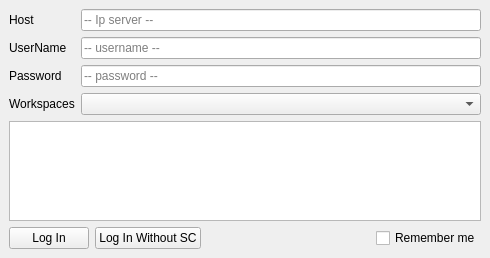
Old version of the form src/developer/main/assetContent/assetbrowser/widget/ui/loginUI.ui in the repository code-google-com/mayatools.
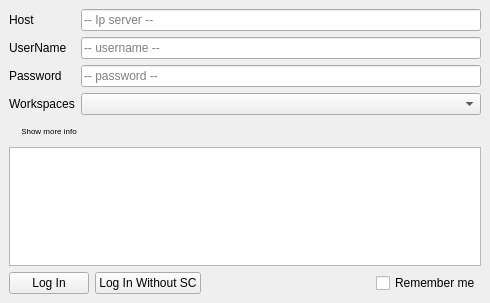
New version of the form. Icons and pictures are not drawn.

Commit message: finish login form.

The edit to the form file:
```diff
--- a/src/developer/main/assetContent/assetbrowser/widget/ui/loginUI.ui
+++ b/src/developer/main/assetContent/assetbrowser/widget/ui/loginUI.ui
@@ -10,7 +10,7 @@
     <x>0</x>
     <y>0</y>
     <width>490</width>
-    <height>258</height>
+    <height>303</height>
    </rect>
   </property>
   <property name="windowTitle">
@@ -106,6 +106,51 @@
       </item>
      </layout>
     </item>
+    <item>
+     <layout class="QHBoxLayout" name="horizontalLayout_3">
+      <property name="spacing">
+       <number>5</number>
+      </property>
+      <item>
+       <widget class="QPushButton" name="pushButton">
+        <property name="font">
+         <font>
+          <pointsize>6</pointsize>
+         </font>
+        </property>
+        <property name="text">
+         <string>Show more info</string>
+        </property>
+        <property name="icon">
+         <iconset resource="../../../../source/icons/IconResource.qrc">
+          <normaloff>:/Project/arrow-right.png</normaloff>:/Project/arrow-right.png</iconset>
+        </property>
+        <property name="iconSize">
+         <size>
+          <width>10</width>
+          <height>10</height>
+         </size>
+        </property>
+        <property name="flat">
+         <bool>true</bool>
+        </property>
+       </widget>
+      </item>
+      <item>
+       <spacer name="horizontalSpacer_2">
+        <property name="orientation">
+         <enum>Qt::Horizontal</enum>
+        </property>
+        <property name="sizeHint" stdset="0">
+         <size>
+          <width>40</width>
+          <height>20</height>
+         </size>
+        </property>
+       </spacer>
+      </item>
+     </layout>
+    </item>
     <item>
      <widget class="QTextEdit" name="textEdit">
       <property name="textInteractionFlags">
@@ -116,7 +161,7 @@
     <item>
      <layout class="QHBoxLayout" name="horizontalLayout_2">
       <item>
-       <widget class="QPushButton" name="pushButton">
+       <widget class="QPushButton" name="btnLogin">
         <property name="text">
          <string>Log In</string>
         </property>
```
Left out of the diff: 6 changed lines with no effect on the pictures. The commit also changes 25 other files.
